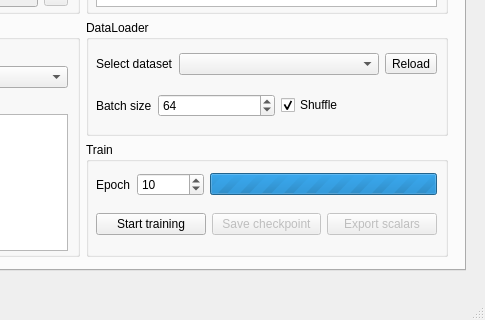
First picture: the form in src/gui/form.ui, repository HuangFuSL/pytorch-project-template, before the edit; both pictures show x 315 to 800 and y 280 to 600 of the 800 by 600 pixel window.
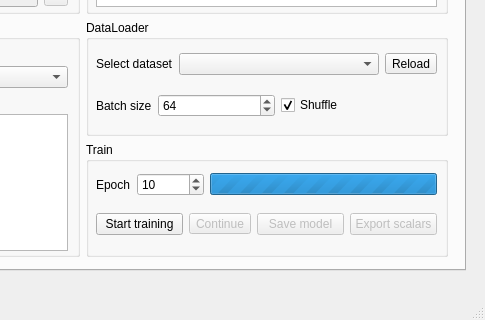
Second picture: the form after the edit.

Commit message:
Feat: Add continue training feature
Add continue training feature

Patch:
```diff
--- a/src/gui/form.ui
+++ b/src/gui/form.ui
@@ -491,13 +491,29 @@
                  </property>
                 </widget>
                </item>
+               <item>
+                <widget class="QToolButton" name="buttonContinue">
+                 <property name="enabled">
+                  <bool>false</bool>
+                 </property>
+                 <property name="text">
+                  <string>Continue</string>
+                 </property>
+                </widget>
+               </item>
                <item>
                 <widget class="QPushButton" name="buttonSave">
                  <property name="enabled">
                   <bool>false</bool>
                  </property>
+                 <property name="sizePolicy">
+                  <sizepolicy hsizetype="Minimum" vsizetype="Fixed">
+                   <horstretch>0</horstretch>
+                   <verstretch>0</verstretch>
+                  </sizepolicy>
+                 </property>
                  <property name="text">
-                  <string>Save checkpoint</string>
+                  <string>Save model</string>
                  </property>
                 </widget>
                </item>
```
Left out of the diff: 3 changed lines with no effect on the pictures. The commit also changes 2 other files.
